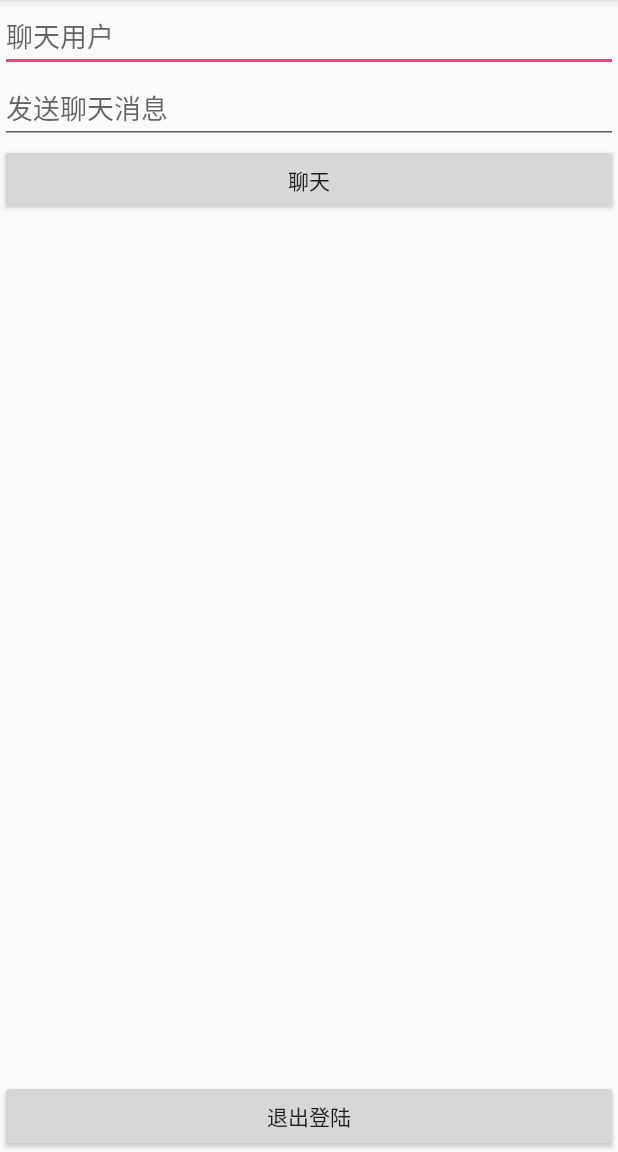
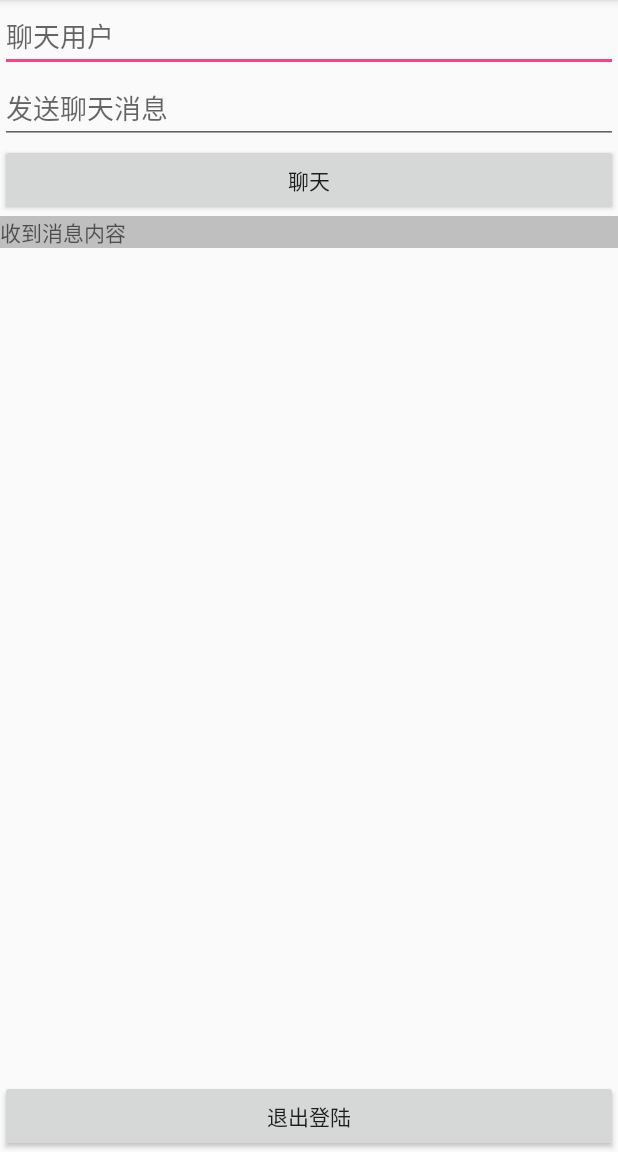
Before and after one commit to huangxiaojingCN/HuanXinIMDemo, an Android app: the MainActivity screen opened directly, with no data from a screen before it, on a phone screen of 412 x 824 dp, the part 84-1236 px from its top. Run offline under Robolectric (Android 15) with nearby library versions, the phone set to English and light mode, and no system bars; 2 statements that could not run were skipped.

Commit message:
Feat: 监听接收消息

```diff
--- a/app/src/main/java/com/geek/huanxinimdemo/MainActivity.java
+++ b/app/src/main/java/com/geek/huanxinimdemo/MainActivity.java
@@ -1,26 +1,31 @@
 package com.geek.huanxinimdemo;
 
-import android.app.Activity;
-import android.content.Intent;
-import android.support.v7.app.AppCompatActivity;
+import android.os.Build;
+import android.support.annotation.RequiresApi;
 import android.os.Bundle;
+import android.util.Log;
 import android.widget.Button;
 import android.widget.EditText;
+import android.widget.TextView;
 import android.widget.Toast;
 
 import com.geek.huanxinimdemo.base.BaseActivity;
+import com.geek.huanxinimdemo.base.EMBaseActivity;
 import com.geek.huanxinimdemo.ui.LoginActivity;
-import com.hyphenate.EMCallBack;
 import com.hyphenate.chat.EMClient;
 import com.hyphenate.chat.EMMessage;
 
-public class MainActivity extends BaseActivity implements BaseActivity.EMLogoutListener {
+import java.util.List;
+
+public class MainActivity extends EMBaseActivity implements BaseActivity.EMLogoutListener {
 
     EditText mMessage;
 
     EditText mUserId;
 
     Button mConversation;
+
+    TextView mReceiveMessage;
 
     Button mLogout;
 
@@ -32,6 +37,7 @@ public class MainActivity extends BaseActivity implements BaseActivity.EMLogoutL
         mMessage = findViewById(R.id.ed_message);
         mUserId = findViewById(R.id.ed_userid);
         mConversation = findViewById(R.id.btn_goMessage);
+        mReceiveMessage = findViewById(R.id.tv_receive_message);
         mLogout = findViewById(R.id.btn_logout);
 
         initListener();
@@ -76,6 +82,18 @@ public class MainActivity extends BaseActivity implements BaseActivity.EMLogoutL
     }
 
     @Override
+    protected void onMessageReceived(List<EMMessage> messages) {
+       // messages.forEach(message -> {
+         //   Log.d(TAG, "onMessageReceived: " + message.getUserName() + " , " + message.getBody().toString());
+        //});
+
+        for (int i = 0; i < messages.size(); i++) {
+            EMMessage emMessage = messages.get(i);
+            Log.d(TAG, "onMessageReceived: " + emMessage.getUserName() + " , " + emMessage.getBody().toString());
+        }
+    }
+
+    @Override
     public void onSuccess() {
         startNewActivity(MainActivity.this, LoginActivity.class);
         finish();
--- a/app/src/main/res/layout/activity_main.xml
+++ b/app/src/main/res/layout/activity_main.xml
@@ -26,6 +26,14 @@
         android:layout_width="match_parent"
         android:layout_height="wrap_content" />
 
+    <TextView
+        android:background="#66666666"
+        android:layout_below="@id/btn_goMessage"
+        android:hint="收到消息内容"
+        android:id="@+id/tv_receive_message"
+        android:layout_width="match_parent"
+        android:layout_height="wrap_content" />
+
     <Button
         android:layout_alignParentBottom="true"
         android:id="@+id/btn_logout"
```
Also changed, not shown: app/src/main/java/com/geek/huanxinimdemo/base/EMBaseActivity.java (+43 -2 lines).
